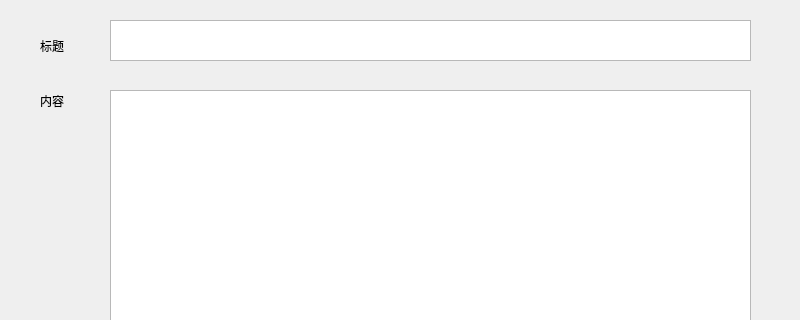
Old version of the form writepostwindow.ui in the repository Joeywzr/f0rum; both pictures show x 0 to 800 and y 0 to 320 of the 800 by 600 pixel window.
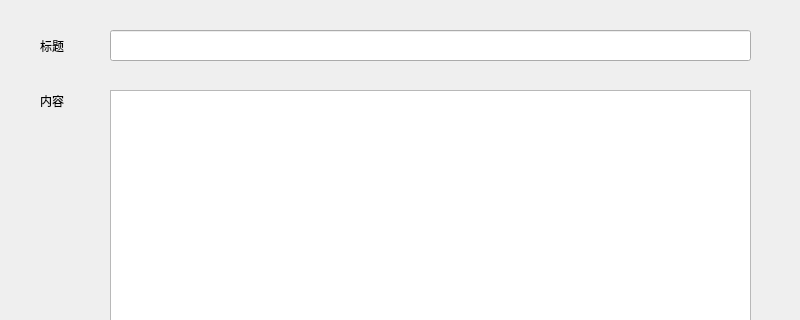
New version of the form.

What changed in the file:
```diff
--- a/writepostwindow.ui
+++ b/writepostwindow.ui
@@ -39,16 +39,6 @@
      <string>内容</string>
     </property>
    </widget>
-   <widget class="QTextEdit" name="title">
-    <property name="geometry">
-     <rect>
-      <x>110</x>
-      <y>20</y>
-      <width>641</width>
-      <height>41</height>
-     </rect>
-    </property>
-   </widget>
    <widget class="QLabel" name="label">
     <property name="geometry">
      <rect>
@@ -98,6 +88,16 @@
      <string>取消</string>
     </property>
    </widget>
+   <widget class="QLineEdit" name="title">
+    <property name="geometry">
+     <rect>
+      <x>110</x>
+      <y>30</y>
+      <width>641</width>
+      <height>31</height>
+     </rect>
+    </property>
+   </widget>
   </widget>
   <widget class="QMenuBar" name="menubar">
    <property name="geometry">
```
